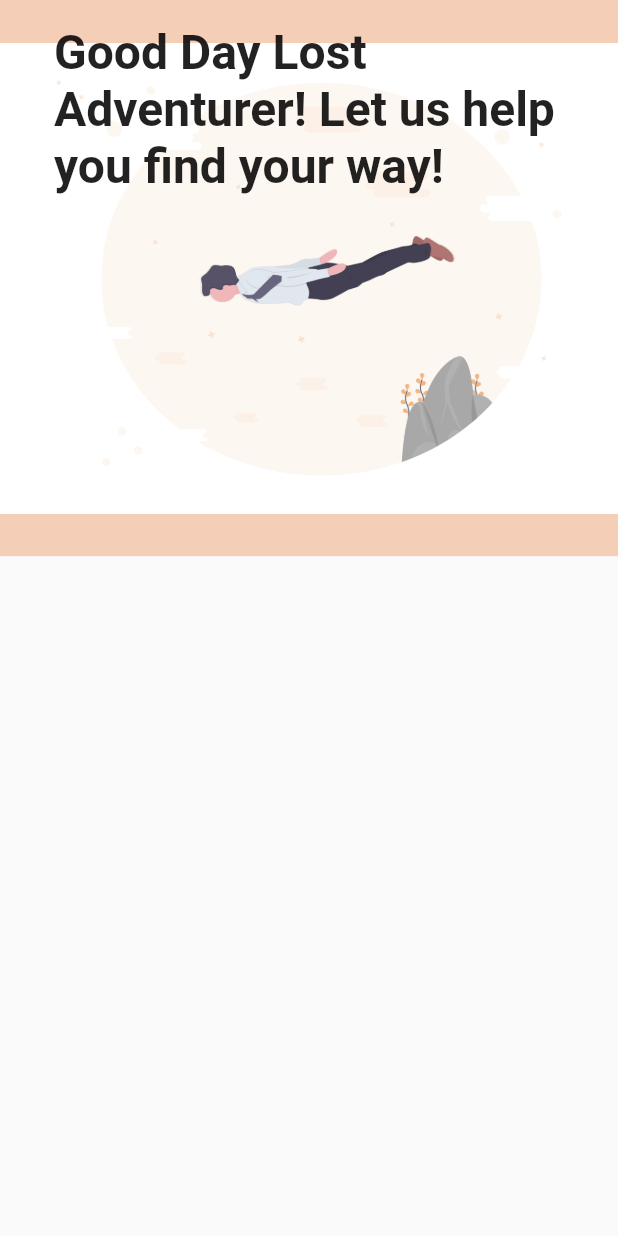
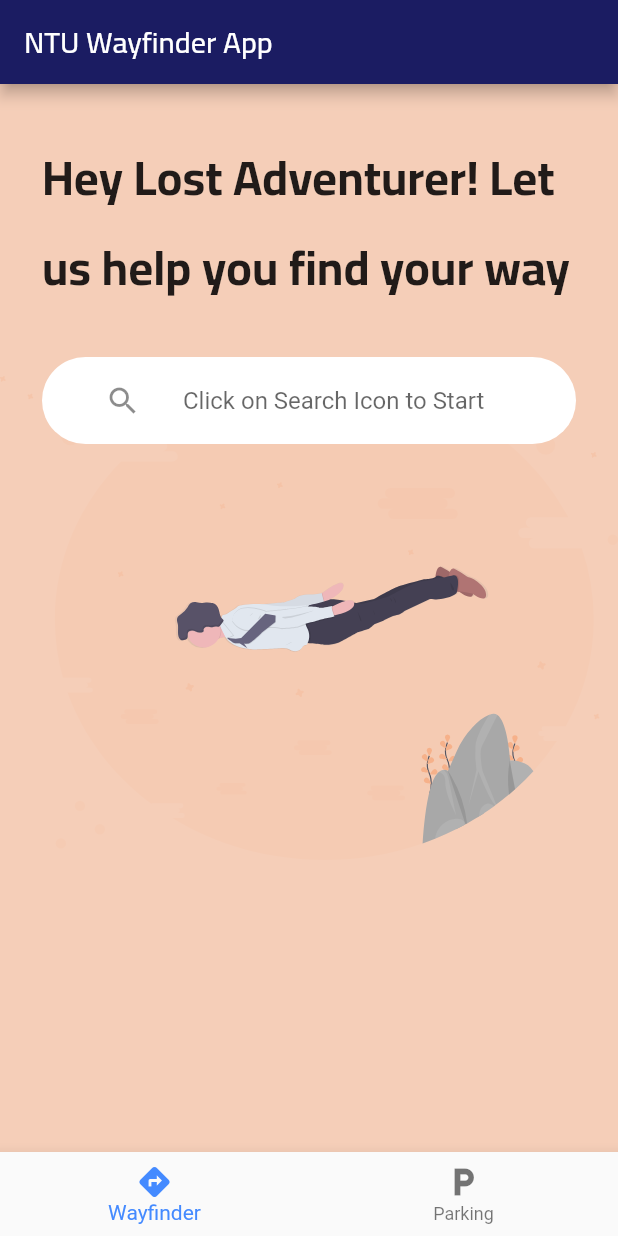
Before and after one commit to MaverickB1/ntu_wayfinder_app, a Flutter app: the screen it shows after launch, on a phone screen of 412 x 824 dp. Run offline on Flutter 3.47's test engine with Material 2 defaults, Android fonts, the phone set to English and light mode, and no system bars; our stand-ins replace firebase_core, flutter_svg; accounts and stored records are empty.

Commit message:
Implement Search Bar v1

```diff
--- a/lib/app.dart
+++ b/lib/app.dart
@@ -1,7 +1,10 @@
-import 'dart:ui';
-
 import 'package:firebase_core/firebase_core.dart';
 import 'package:flutter/material.dart';
+import 'package:flutter_svg/svg.dart';
+
+import 'constants.dart';
+import 'screens/carpark_screen.dart';
+import 'screens/wayfinder_screen.dart';
 
 class App extends StatelessWidget {
   // This widget is the root of the application.
@@ -11,9 +14,11 @@ class App extends StatelessWidget {
   @override
   Widget build(BuildContext context) {
     return MaterialApp(
-      title: 'Flutter Demo',
+      title: 'NTU Wayfinder',
       theme: ThemeData(
-        primarySwatch: Colors.blue,
+        fontFamily: 'Cairo',
+        scaffoldBackgroundColor: kBackgroundColor,
+        textTheme: Theme.of(context).textTheme.apply(displayColor: kTextColor),
       ),
       home: FutureBuilder(
         future: _firebaseApp,
@@ -23,7 +28,7 @@ class App extends StatelessWidget {
               child: Text('Error!'),
             );
           } else if (snapshot.hasData) {
-            return HomeScreen();
+            return MyHomePage();
           } else {
             return const Center(
               child: CircularProgressIndicator(),
@@ -35,50 +40,100 @@ class App extends StatelessWidget {
   }
 }
 
-class HomeScreen extends StatelessWidget {
+class MyHomePage extends StatefulWidget {
+  @override
+  _MyHomePageState createState() => _MyHomePageState();
+}
+
+class _MyHomePageState extends State<MyHomePage> {
+  int _currentIndex = 0;
+  final screens = [
+    const WayfinderPage(),
+    const CarparkPage(),
+  ];
+
   @override
   Widget build(BuildContext context) {
-    //query size (height & width) of device
-    final size = MediaQuery.of(context).size;
-    return Scaffold(
-      body: Stack(
-        children: <Widget>[
-          Container(
-            //Container size is made to be 45% of the total device height
-            height: size.height * 0.45,
-            decoration: const BoxDecoration(
-              color: Color(0xFFF5CEB8),
-              image: DecorationImage(
-                alignment: Alignment.centerLeft,
-                image:
-                    AssetImage('assets/images/instantsupport_background.png'),
-              ),
+    return SafeArea(
+      child: Scaffold(
+        appBar: AppBar(
+          backgroundColor: const Color(0xFF1B1C62),
+          title: const Text('NTU Wayfinder App'),
+        ),
+        // Helps to maintain the state within each screens
+        body: IndexedStack(
+          index: _currentIndex,
+          children: screens,
+        ),
+        bottomNavigationBar: BottomNavigationBar(
+          currentIndex: _currentIndex,
+          selectedItemColor: Colors.blueAccent,
+          onTap: (index) => setState(() => _currentIndex = index),
+          items: const <BottomNavigationBarItem>[
+            BottomNavigationBarItem(
+              icon: Icon(Icons.directions),
+              label: 'Wayfinder',
             ),
-          ),
-          SafeArea(
-            child: Padding(
-              padding: const EdgeInsets.symmetric(horizontal: 20),
-              child: Column(
-                crossAxisAlignment: CrossAxisAlignment.start,
-                // ignore: prefer_const_literals_to_create_immutables
-                children: <Widget>[
-                  const Padding(
-                    padding: EdgeInsets.all(16),
-                    child: Text(
-                      'Good Day Lost Adventurer! Let us help you find your way!',
-                      style: TextStyle(
-                        fontSize: 32,
-                        fontFamily: 'Cairo',
-                        fontWeight: FontWeight.bold,
-                      ),
-                    ),
-                  ),
-                ],
-              ),
-            ),
-          ),
-        ],
+            BottomNavigationBarItem(
+              icon: Icon(Icons.local_parking),
+              label: 'Parking',
+            )
+          ],
+        ),
       ),
     );
   }
 }
+
+// class HomeScreen extends StatefulWidget {
+//   @override
+//   _HomeScreenState createState() => _HomeScreenState();
+// }
+
+// class _HomeScreenState extends State<HomeScreen> {
+//   @override
+//   Widget build(BuildContext context) {
+//     //query size (height & width) of device
+//     final size = MediaQuery.of(context).size;
+//     return Scaffold(
+//       body: Stack(
+//         children: <Widget>[
+//           Container(
+//             //Container size is made to be 45% of the total device height
+//             height: size.height * 0.45,
+//             decoration: const BoxDecoration(
+//               color: Color(0xFFF5CEB8),
+//               image: DecorationImage(
+//                 alignment: Alignment.centerLeft,
+//                 image:
+//                     AssetImage('assets/images/instantsupport_background.png'),
+//               ),
+//             ),
+//           ),
+//           SafeArea(
+//             child: Padding(
+//               padding: const EdgeInsets.symmetric(horizontal: 20),
+//               child: Column(
+//                 crossAxisAlignment: CrossAxisAlignment.start,
+//                 // ignore: prefer_const_literals_to_create_immutables
+//                 children: <Widget>[
+//                   const Padding(
+//                     padding: EdgeInsets.all(16),
+//                     child: Text(
+//                       'Good Day Lost Adventurer! Let us help you find your way!',
+//                       style: TextStyle(
+//                         fontSize: 32,
+//                         fontFamily: 'Cairo',
+//                         fontWeight: FontWeight.bold,
+//                       ),
+//                     ),
+//                   ),
+//                 ],
+//               ),
+//             ),
+//           ),
+//         ],
+//       ),
+//     );
+//   }
+// }
--- /dev/null
+++ b/lib/model/nav_route.dart
@@ -0,0 +1,54 @@
+class NavRoute {
+  NavRoute({required this.start, required this.destination, required this.id});
+
+  final String start;
+  final String destination;
+  final int id;
+
+  static List<NavRoute> getSuggestions(String query) =>
+      List.of(navRoutes).where((navRoute) {
+        final navRouteLower = navRoute.start.toLowerCase();
+        final queryLower = query.toLowerCase();
+
+        return navRouteLower.contains(queryLower);
+      }).toList();
+}
+
+List<NavRoute> navRoutes = [
+  NavRoute(id: 1, start: 'Biz Library', destination: 'LWN Library'),
+  NavRoute(id: 2, start: 'Biz Library', destination: 'Food Town'),
+  NavRoute(id: 3, start: 'Biz Library', destination: 'LT 2A'),
+  NavRoute(id: 4, start: 'Biz Library', destination: 'LT 19'),
+  NavRoute(id: 5, start: 'Biz Library', destination: 'TCT LT'),
+  NavRoute(id: 6, start: 'Biz Library', destination: 'SCSE Building'),
+  NavRoute(id: 7, start: 'Biz Library', destination: 'MAE Building'),
+  NavRoute(id: 8, start: 'Biz Library', destination: 'ASE Building'),
+  NavRoute(id: 9, start: 'Biz Library', destination: 'Smoking Area'),
+  NavRoute(id: 10, start: 'LWN Library', destination: 'Biz Library'),
+  NavRoute(id: 11, start: 'LWN Library', destination: 'Food Town'),
+  NavRoute(id: 12, start: 'LWN Library', destination: 'LT 2A'),
+  NavRoute(id: 13, start: 'LWN Library', destination: 'LT 19'),
+  NavRoute(id: 14, start: 'LWN Library', destination: 'TCT LT'),
+  NavRoute(id: 15, start: 'LWN Library', destination: 'SCSE Building'),
+  NavRoute(id: 16, start: 'LWN Library', destination: 'MAE Building'),
+  NavRoute(id: 17, start: 'LWN Library', destination: 'ASE Building'),
+  NavRoute(id: 18, start: 'LWN Library', destination: 'Smoking Area'),
+  NavRoute(id: 19, start: 'Food Town', destination: 'Biz Library'),
+  NavRoute(id: 20, start: 'Food Town', destination: 'LWN Library'),
+  NavRoute(id: 21, start: 'Food Town', destination: 'LT 2A'),
+  NavRoute(id: 22, start: 'Food Town', destination: 'LT 19'),
+  NavRoute(id: 23, start: 'Food Town', destination: 'TCT LT'),
+  NavRoute(id: 24, start: 'Food Town', destination: 'SCSE Building'),
+  NavRoute(id: 25, start: 'Food Town', destination: 'MAE Building'),
+  NavRoute(id: 26, start: 'Food Town', destination: 'ASE Building'),
+  NavRoute(id: 27, start: 'Food Town', destination: 'Smoking Area'),
+  NavRoute(id: 28, start: 'LT 2A', destination: 'Biz Library'),
+  NavRoute(id: 29, start: 'LT 2A', destination: 'LWN Library'),
+  NavRoute(id: 30, start: 'LT 2A', destination: 'Food Town'),
+  NavRoute(id: 31, start: 'LT 2A', destination: 'LT 19'),
+  NavRoute(id: 32, start: 'LT 2A', destination: 'TCT LT'),
+  NavRoute(id: 33, start: 'LT 2A', destination: 'SCSE Building'),
+  NavRoute(id: 34, start: 'LT 2A', destination: 'MAE Building'),
+  NavRoute(id: 35, start: 'LT 2A', destination: 'ASE Building'),
+  NavRoute(id: 36, start: 'LT 2A', destination: 'Smoking Area'),
+];
--- /dev/null
+++ b/lib/repository/search_items.dart
@@ -0,0 +1,25 @@
+class Students {
+  Students({required this.id, required this.name});
+
+  final String name;
+  final int id;
+}
+
+List<Students> studentDetails = [
+  Students(name: 'Abish', id: 1),
+  Students(name: 'Bob', id: 2),
+  Students(name: 'Charlie', id: 3),
+  Students(name: 'Dany', id: 4),
+  Students(name: 'Esha', id: 5),
+  Students(name: 'Fizel', id: 6),
+  Students(name: 'Gayathri', id: 7),
+  Students(name: 'Hendry', id: 8),
+  Students(name: 'Ishya', id: 9),
+  Students(name: 'Jack', id: 10),
+  Students(name: 'Jacob', id: 11),
+  Students(name: 'Leuo', id: 12),
+  Students(name: 'Mohan', id: 13),
+  Students(name: 'Narish', id: 14),
+  Students(name: 'Ondra', id: 15),
+  Students(name: 'Prabu', id: 16),
+];
--- /dev/null
+++ b/lib/screens/wayfinder_screen.dart
@@ -0,0 +1,55 @@
+import 'package:flutter/material.dart';
+import 'package:flutter_svg/svg.dart';
+import 'package:ntu_wayfinder_app/widgets/search_bar_copy.dart';
+import '../widgets/search_bar.dart';
+
+class WayfinderPage extends StatelessWidget {
+  const WayfinderPage({Key? key}) : super(key: key);
+
+  @override
+  Widget build(BuildContext context) {
+    final size = MediaQuery.of(context).size;
+
+    return Scaffold(
+      body: SafeArea(
+        child: Stack(
+          children: <Widget>[
+            Container(
+              //Container size is made to be 45% of the total device height
+              height: size.height,
+              color: const Color(0xFFF5CEB8),
+              // decoration: const BoxDecoration(
+              //   color: Color(0xFFF5CEB8),
+              //   image: DecorationImage(
+              //     alignment: Alignment.centerLeft,
+              //     image:
+              //         AssetImage('assets/images/instantsupport_background.svg'),
+              //   ),
+              // ),
+              child: SvgPicture.asset(
+                  'assets/images/instantsupport_background.svg'),
+            ),
+            Padding(
+              padding: const EdgeInsets.fromLTRB(28, 32, 28, 32),
+              child: Column(
+                crossAxisAlignment: CrossAxisAlignment.start,
+                // ignore: prefer_const_literals_to_create_immutables
+                children: <Widget>[
+                  const Text(
+                    'Hey Lost Adventurer! Let us help you find your way',
+                    style: TextStyle(
+                      fontSize: 32,
+                      fontFamily: 'Cairo',
+                      fontWeight: FontWeight.bold,
+                    ),
+                  ),
+                  SearchBarCopy(),
+                ],
+              ),
+            ),
+          ],
+        ),
+      ),
+    );
+  }
+}
--- /dev/null
+++ b/lib/widgets/search_bar_copy.dart
@@ -0,0 +1,97 @@
+import 'package:flutter/material.dart';
+import '../model/nav_route.dart';
+
+class SearchBarCopy extends StatelessWidget {
+  @override
+  Widget build(BuildContext context) {
+    return Container(
+      margin: const EdgeInsets.symmetric(vertical: 30),
+      padding: const EdgeInsets.symmetric(horizontal: 30, vertical: 5),
+      decoration: BoxDecoration(
+        color: Colors.white,
+        borderRadius: BorderRadius.circular(29.5),
+      ),
+      child: TextField(
+        decoration: InputDecoration(
+          hintText: 'Click on Search Icon to Start',
+          icon: IconButton(
+            onPressed: () {
+              showSearch(context: context, delegate: StudentSearch());
+            },
+            icon: const Icon(Icons.search),
+          ),
+          border: InputBorder.none,
+        ),
+      ),
+    );
+  }
+}
+
+class StudentSearch extends SearchDelegate<NavRoute> {
+  @override
+  List<Widget> buildActions(BuildContext context) {
+    return [
+      IconButton(
+        onPressed: () {
+          query = '';
+        },
+        icon: const Icon(Icons.clear),
+      ),
+    ];
+  }
+
+  @override
+  Widget buildLeading(BuildContext context) {
+    return IconButton(
+      onPressed: () {
+        Navigator.pop(context);
+      },
+      icon: const Icon(Icons.navigate_before),
+    );
+  }
+
+  @override
+  Widget buildResults(BuildContext context) {
+    return Center(
+      child: Text(query),
+    );
+  }
+
+  @override
+  Widget buildSuggestions(BuildContext context) {
+    final listItems = query.isEmpty
+        ? navRoutes
+        : navRoutes
+            .where((element) => element.start
+                .toLowerCase()
+                .startsWith(query.toLowerCase().toString()))
+            .toList();
+
+    return listItems.isEmpty
+        ? const Center(child: Text('No Data Found!'))
+        : ListView.builder(
+            itemCount: listItems.length,
+            itemBuilder: (context, index) {
+              return Padding(
+                  padding: const EdgeInsets.only(left: 16, right: 16),
+                  child: Column(
+                    children: [
+                      ListTile(
+                        leading: const Icon(
+                          Icons.person,
+                          size: 40,
+                        ),
+                        title: Text(
+                            '${listItems[index].start} to ${listItems[index].destination}'),
+                        subtitle: Text(
+                            'Step #${listItems[index].destination.toString()}'),
+                        onTap: () {
+                          showResults(context);
+                        },
+                      ),
+                      const Divider(),
+                    ],
+                  ));
+            });
+  }
+}
```
Also changed, not shown: lib/model/nav_item.dart (added, +45 -0 lines), lib/screens/carpark_screen.dart (added, +13 -0 lines), lib/screens/navigation_screen.dart (added, +13 -0 lines), lib/widgets/search_bar.dart (added, +96 -0 lines), pubspec.yaml (+15 -7 lines), assets/icons/search.svg (added), assets/images/instantsupport_background.svg (added), pubspec.lock, 1 other file.
